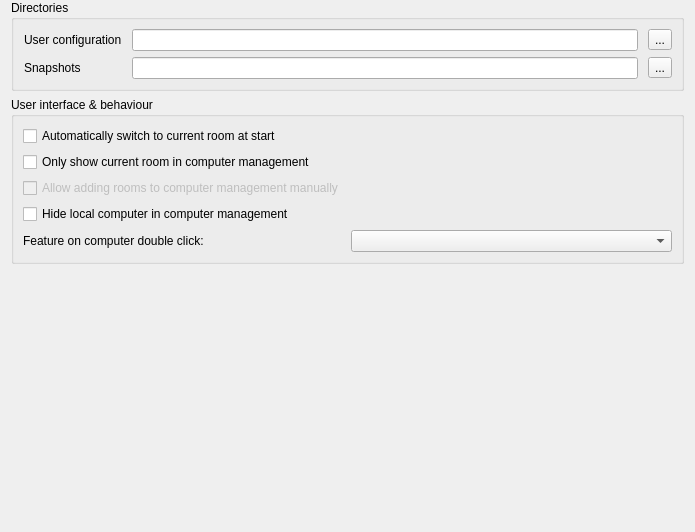
Above: configurator/forms/MasterConfigurationPage.ui from veyon/veyon before the change. Below: the same form after it.
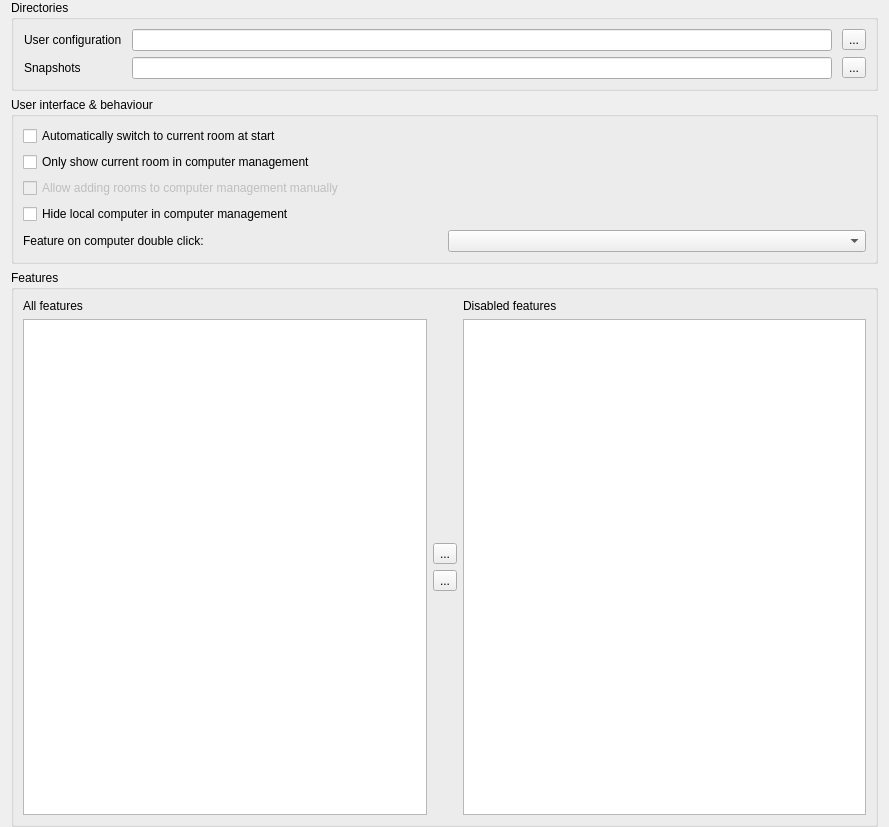
That is the form after the change. Icons and pictures are not drawn.

Commit message: Configurator: move feature configuration to MasterConfigurationPage

What changed in the file:
```diff
--- a/configurator/forms/MasterConfigurationPage.ui
+++ b/configurator/forms/MasterConfigurationPage.ui
@@ -6,8 +6,8 @@
    <rect>
     <x>0</x>
     <y>0</y>
-    <width>695</width>
-    <height>532</height>
+    <width>889</width>
+    <height>827</height>
    </rect>
   </property>
   <property name="windowTitle">
@@ -128,17 +128,85 @@
     </widget>
    </item>
    <item>
-    <spacer name="verticalSpacer">
-     <property name="orientation">
-      <enum>Qt::Vertical</enum>
+    <widget class="QGroupBox" name="groupBox_2">
+     <property name="title">
+      <string>Features</string>
      </property>
-     <property name="sizeHint" stdset="0">
-      <size>
-       <width>20</width>
-       <height>112</height>
-      </size>
-     </property>
-    </spacer>
+     <layout class="QGridLayout" name="gridLayout_2">
+      <item row="0" column="0">
+       <widget class="QLabel" name="label_4">
+        <property name="text">
+         <string>All features</string>
+        </property>
+       </widget>
+      </item>
+      <item row="0" column="2">
+       <widget class="QLabel" name="label_5">
+        <property name="text">
+         <string>Disabled features</string>
+        </property>
+       </widget>
+      </item>
+      <item row="1" column="1">
+       <layout class="QVBoxLayout" name="verticalLayout_18">
+        <item>
+         <spacer name="verticalSpacer_15">
+          <property name="orientation">
+           <enum>Qt::Vertical</enum>
+          </property>
+          <property name="sizeHint" stdset="0">
+           <size>
+            <width>20</width>
+            <height>40</height>
+           </size>
+          </property>
+         </spacer>
+        </item>
+        <item>
+         <widget class="QToolButton" name="disableFeatureButton">
+          <property name="text">
+           <string>...</string>
+          </property>
+          <property name="icon">
+           <iconset resource="../italc-configurator.qrc">
+            <normaloff>:/resources/go-next.png</normaloff>:/resources/go-next.png</iconset>
+          </property>
+         </widget>
+        </item>
+        <item>
+         <widget class="QToolButton" name="enableFeatureButton">
+          <property name="text">
+           <string>...</string>
+          </property>
+          <property name="icon">
+           <iconset resource="../italc-configurator.qrc">
+            <normaloff>:/resources/go-previous.png</normaloff>:/resources/go-previous.png</iconset>
+          </property>
+         </widget>
+        </item>
+        <item>
+         <spacer name="verticalSpacer_16">
+          <property name="orientation">
+           <enum>Qt::Vertical</enum>
+          </property>
+          <property name="sizeHint" stdset="0">
+           <size>
+            <width>20</width>
+            <height>40</height>
+           </size>
+          </property>
+         </spacer>
+        </item>
+       </layout>
+      </item>
+      <item row="1" column="0">
+       <widget class="QListWidget" name="allFeaturesListWidget"/>
+      </item>
+      <item row="1" column="2">
+       <widget class="QListWidget" name="disabledFeaturesListWidget"/>
+      </item>
+     </layout>
+    </widget>
    </item>
   </layout>
  </widget>
```
Left out of the diff: 68 changed lines with no effect on the pictures. The commit also changes 5 other files.
